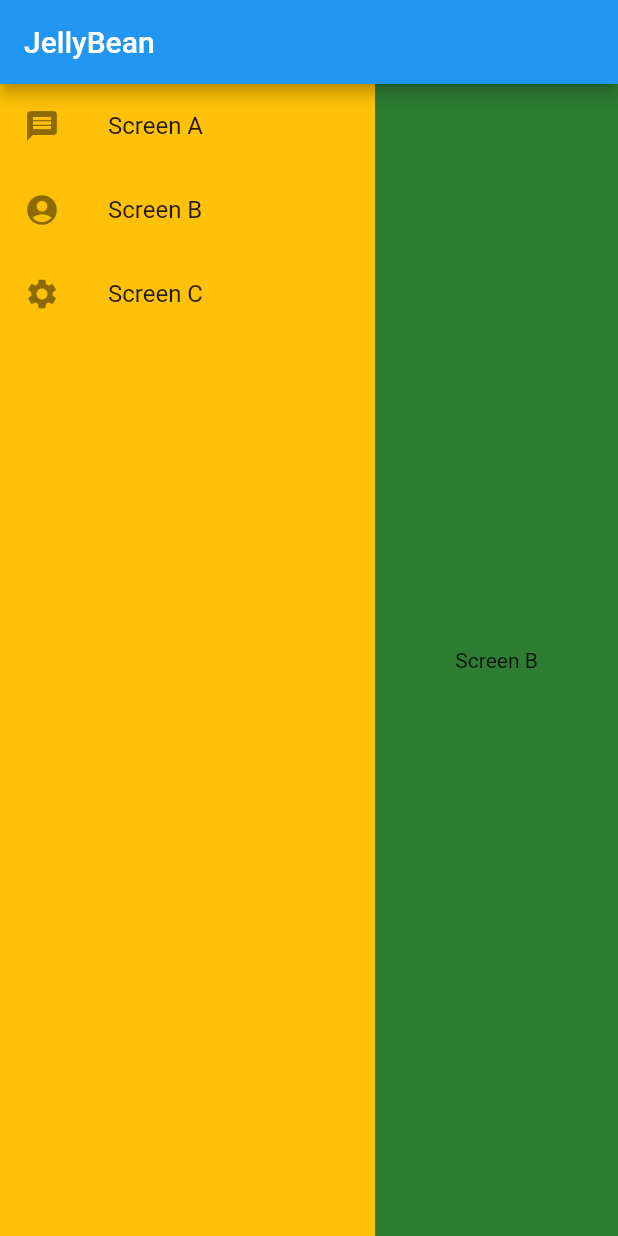
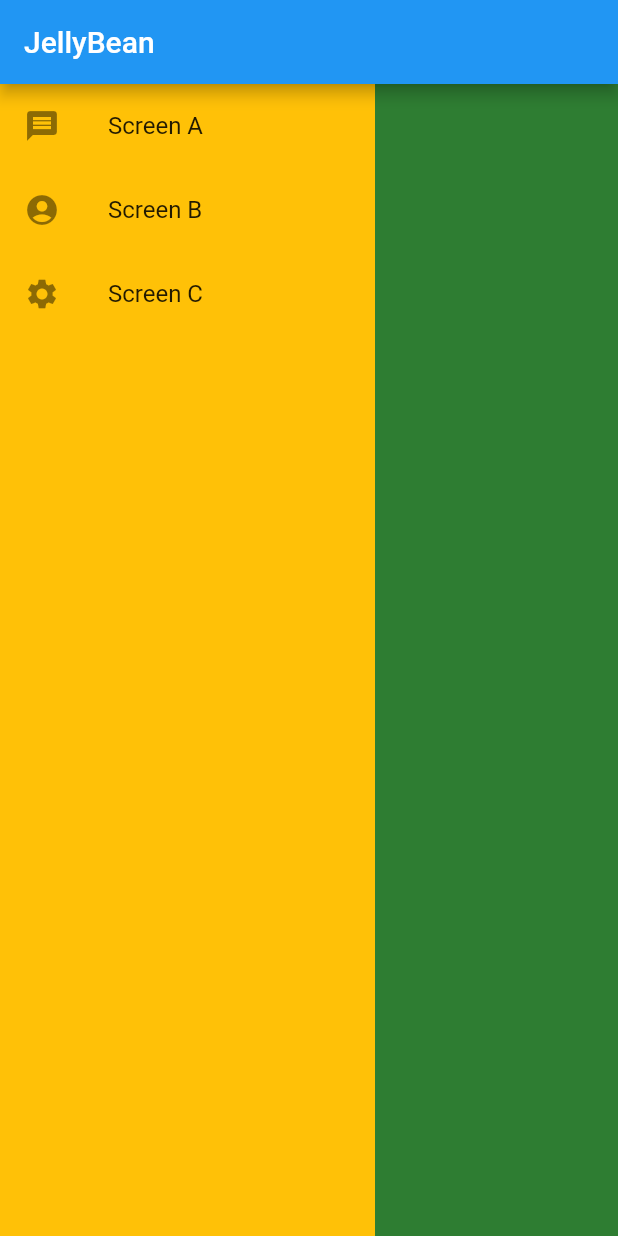
Before and after one commit to meyeroliver/jellybean, a Flutter app: the screen it shows after launch, after a tap on "Screen B", on a phone screen of 412 x 824 dp. Run offline on Flutter 3.47's test engine with Material 2 defaults, Android fonts, the phone set to English and light mode, and no system bars; our stand-ins replace flutter_form_builder, flutter_riverpod, freezed_annotation, riverpod_annotation; generated files the repository leaves out were written again.

```diff
--- a/analysis_options.yaml
+++ b/analysis_options.yaml
@@ -31,3 +31,6 @@ linter:
 analyzer:
   plugins:
     - custom_lint
+
+  errors:
+    invalid_annotation_target: ignore
--- /dev/null
+++ b/lib/src/presentation/pages/screen_a/property_form_provider.dart
@@ -0,0 +1,38 @@
+import 'package:jellybean/src/domain/models/property_valuation.dart';
+import 'package:riverpod_annotation/riverpod_annotation.dart';
+
+part 'property_form_provider.g.dart';
+
+@Riverpod(keepAlive: true)
+class PropertyFormData extends _$PropertyFormData {
+  @override
+  PropertyValuation build() {
+    return const PropertyValuation(
+      name: '',
+      value: 0,
+      price: 0,
+      rentalIncome: 0,
+      bond: 0,
+      levies: 0,
+      ratesTaxes: 0,
+      wifi: 0,
+    );
+  }
+
+  void submitFormData(Map<String, dynamic> json) {
+    /**
+     * TODO:
+     * ensure validation occurs on the ui side
+     */
+    state = PropertyValuation(
+      name: json['Name'] ?? '',
+      value: (json['Value'] ?? 0).toDouble(),
+      price: (json['Price'] ?? 0).toDouble(),
+      rentalIncome: (json['Rental Income'] ?? 0).toDouble(),
+      bond: (json['Bond'] ?? 0).toDouble(),
+      levies: (json['Levies'] ?? 0).toDouble(),
+      ratesTaxes: (json['Rates & Taxes'] ?? 0).toDouble(),
+      wifi: (json['Wifi'] ?? 0).toDouble(),
+    );
+  }
+}
--- a/lib/src/presentation/pages/screen_a/screen_a.dart
+++ b/lib/src/presentation/pages/screen_a/screen_a.dart
@@ -8,7 +8,7 @@ class ScreenA extends StatelessWidget {
   Widget build(BuildContext context) {
     return Container(
       color: Colors.purple,
-      child: const Center(
+      child: Center(
         child: PropertyForm(),
       ),
     );
--- a/lib/src/presentation/pages/screen_a/widgets/property_form.dart
+++ b/lib/src/presentation/pages/screen_a/widgets/property_form.dart
@@ -1,22 +1,16 @@
 import 'package:flutter/material.dart';
 import 'package:flutter_form_builder/flutter_form_builder.dart';
+import 'package:flutter_riverpod/flutter_riverpod.dart';
 import 'package:jellybean/src/presentation/common/widgets/textfield.dart';
+import 'package:jellybean/src/presentation/pages/screen_a/property_form_provider.dart';
 
-class PropertyForm extends StatefulWidget {
-  const PropertyForm({super.key});
+class PropertyForm extends ConsumerWidget {
+  final _properFromKey = GlobalKey<FormBuilderState>();
+
+  PropertyForm({super.key});
 
   @override
-  State<PropertyForm> createState() => _PropertyFormState();
-}
-
-class _PropertyFormState extends State<PropertyForm> {
-  /*
-    Create a global key that uniquely identifies the Form widget
-    and allows validation of the form.
- */
-  final _properFromKey = GlobalKey<FormBuilderState>();
-  @override
-  Widget build(BuildContext context) {
+  Widget build(BuildContext context, WidgetRef ref) {
     return FormBuilder(
       key: _properFromKey,
       child: Padding(
@@ -33,8 +27,13 @@ class _PropertyFormState extends State<PropertyForm> {
                 Expanded(
                   child: GTextField(
                     name: 'Name',
-                    margin:
-                        EdgeInsets.only(left: 0, top: 8, right: 4, bottom: 8),
+                    margin: EdgeInsets.only(
+                      left: 0,
+                      top: 8,
+                      right: 4,
+                      bottom: 8,
+                    ),
+                    validator: FormBuilderValidators.re,
                   ),
                 ),
                 Expanded(
@@ -158,17 +157,16 @@ class _PropertyFormState extends State<PropertyForm> {
                     margin:
                         const EdgeInsets.symmetric(horizontal: 0, vertical: 8),
                     child: ElevatedButton(
-
                       onPressed: () {
                         // Validate returns true if the form is valid, or false otherwise.
                         if (_properFromKey.currentState!.validate()) {
-                          // If the form is valid, display a snackbar. In the real world,
-                          // you'd often call a server or save the information in a database.
+                          ref
+                              .read(propertyFormDataProvider.notifier)
+                              .submitFormData(
+                                  _properFromKey.currentState!.instantValue);
                           ScaffoldMessenger.of(context).showSnackBar(
                             const SnackBar(content: Text('Processing Data')),
                           );
-                          debugPrint(_properFromKey.currentState?.instantValue
-                              .toString());
                         }
                       },
                       child: const Text('Submit'),
--- a/lib/src/presentation/pages/screen_b/screen_b.dart
+++ b/lib/src/presentation/pages/screen_b/screen_b.dart
@@ -1,14 +1,17 @@
 import 'package:flutter/material.dart';
+import 'package:flutter_riverpod/flutter_riverpod.dart';
+import 'package:jellybean/src/presentation/pages/screen_a/property_form_provider.dart';
 
-class ScreenB extends StatelessWidget {
+class ScreenB extends ConsumerWidget {
   const ScreenB({super.key});
 
   @override
-  Widget build(BuildContext context) {
+  Widget build(BuildContext context, WidgetRef ref) {
+    final propertyFormDataPod = ref.watch(propertyFormDataProvider);
     return Container(
       color: Colors.green[800],
-      child: const Center(
-        child: Text('Screen B'),
+      child: Center(
+        child: Text(propertyFormDataPod.name),
       ),
     );
   }
--- a/pubspec.yaml
+++ b/pubspec.yaml
@@ -42,6 +42,7 @@ dependencies:
   freezed_annotation: ^2.4.1
   json_annotation: ^4.8.1
   flutter_form_builder: ^9.1.1
+  form_builder_validators: ^9.1.0
 
 
 dev_dependencies:
```
Also changed, not shown: lib/src/domain/models/property_valuation.dart (+6 -2 lines), lib/src/domain/models/property_valuation.freezed.dart, lib/src/domain/models/property_valuation.g.dart (added), lib/src/presentation/pages/screen_a/property_form_provider.g.dart (added).
